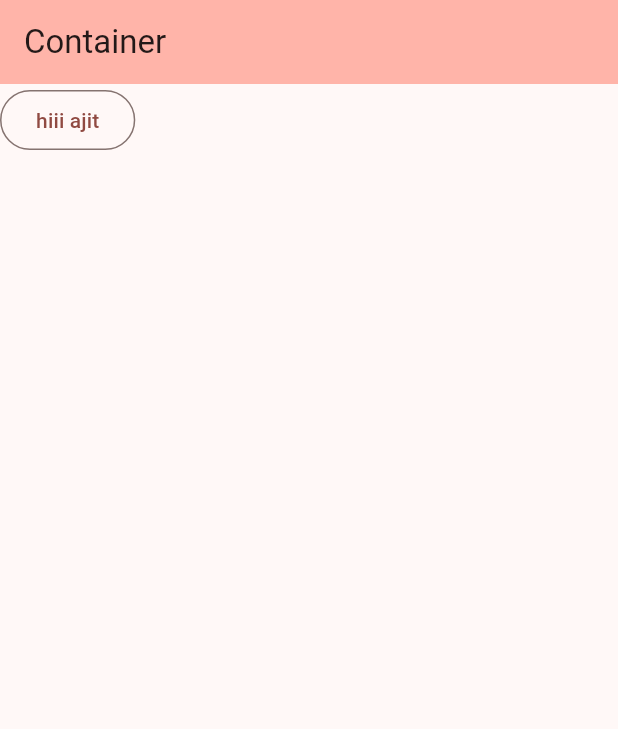
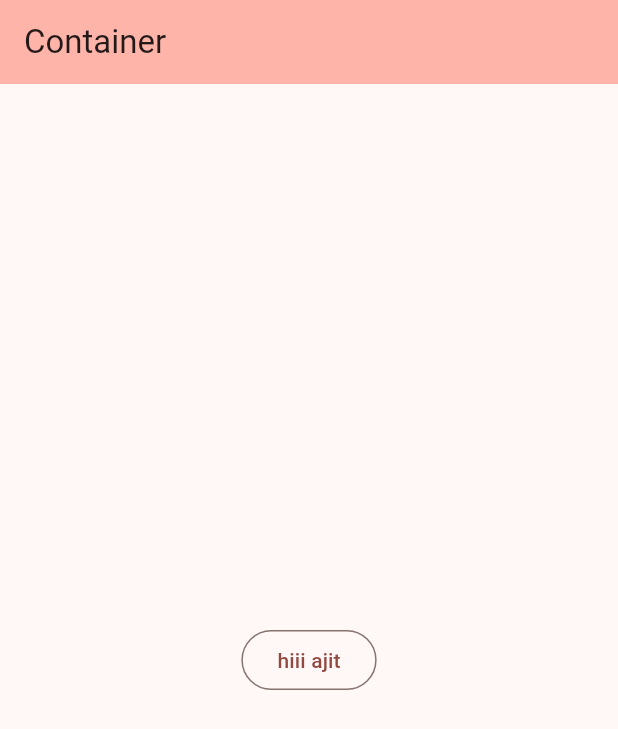
Before and after one commit to ajitlenka30/firstapp, a Flutter app: the screen it shows after launch, on a phone screen of 412 x 824 dp. Shown: the top 729 px of the screen. Run offline on Flutter 3.47's test engine with Material 2 defaults, Android fonts, the phone set to English and light mode, and no system bars.

Commit message:
make button center

```diff
--- a/lib/main.dart
+++ b/lib/main.dart
@@ -39,7 +39,8 @@ class _MyHomePageState extends State<MyHomePage> {
         backgroundColor: Theme.of(context).colorScheme.inversePrimary,
         title: Text(widget.title),
       ),
-      body: OutlinedButton(
+      body: Center(
+        child: OutlinedButton(
           child: const Text('hiii ajit'),
           onPressed: (){
             print('hiii elevated button working');
@@ -47,6 +48,7 @@ class _MyHomePageState extends State<MyHomePage> {
           onLongPress: (){
             print('long press worling');
           },
+        ),
       )
     ); // This trailing comma makes auto-formatting nicer for build methods.
   }
```
Lines whose indentation alone changed are shown as unchanged.
